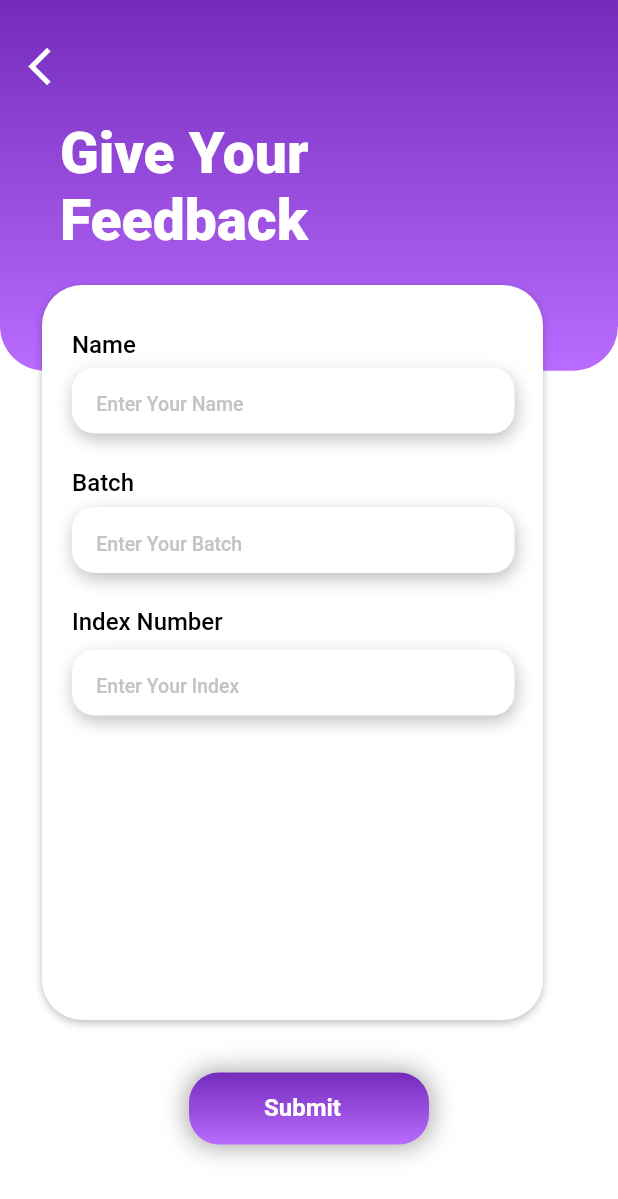
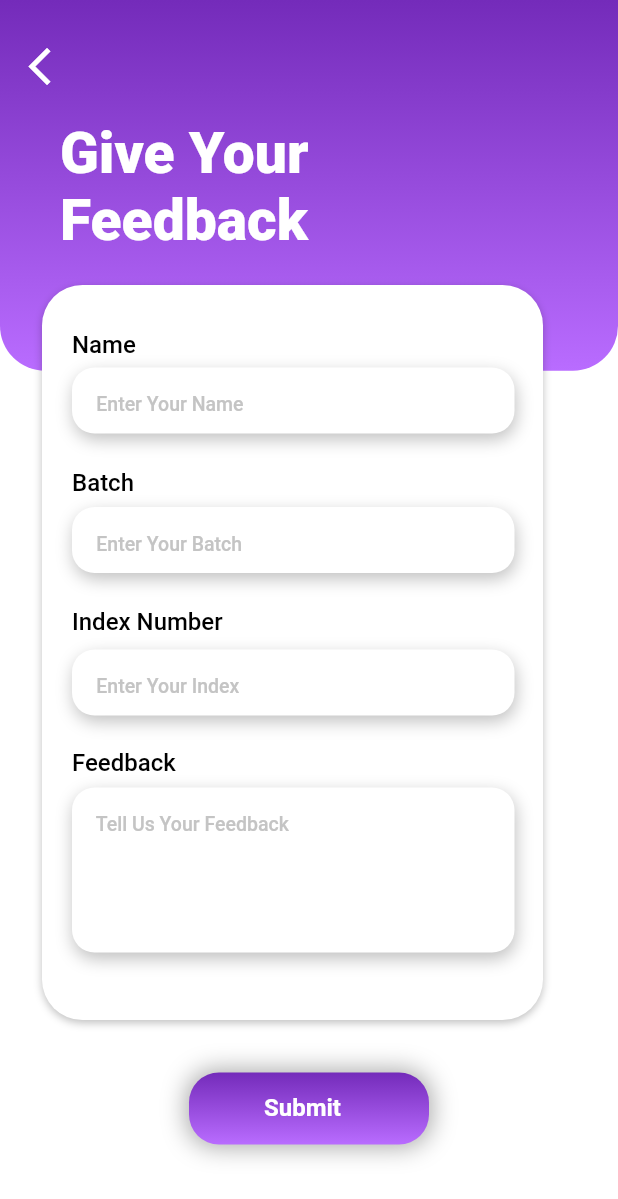
Before and after one commit to Isurusandaruwan697/NMEDIX, a Flutter app: the FeedbackScreen screen opened directly, on a phone screen of 412 x 824 dp. Shown: the top 1199 px of the screen. Run offline on Flutter 3.47's test engine with Material 2 defaults, Android fonts, the light colour scheme and no system bars; Roboto replaces fonts that are missing (Montserrat).

Commit message:
modify feedback

```diff
--- a/lib/pages/feedback_page.dart
+++ b/lib/pages/feedback_page.dart
@@ -277,6 +277,65 @@
                         ),
                       ),
                     ),
+                    Positioned(
+                      left: 20,
+                      top: 309,
+                      child: Text(
+                        'Feedback',
+                        style: TextStyle(
+                          color: Colors.black,
+                          fontSize: 16,
+                          fontFamily: 'Montserrat',
+                          fontWeight: FontWeight.w500,
+                        ),
+                      ),
+                    ),
+                    Positioned(
+                      left: 20,
+                      top: 335,
+                      child: Container(
+                        width: 306,
+                        height: 110,
+                        child: Stack(
+                          children: [
+                            Positioned(
+                              left: 0,
+                              top: 0,
+                              child: Container(
+                                width: 295,
+                                height: 110,
+                                decoration: ShapeDecoration(
+                                  color: Colors.white,
+                                  shape: RoundedRectangleBorder(
+                                    borderRadius: BorderRadius.circular(15),
+                                  ),
+                                  shadows: [
+                                    BoxShadow(
+                                      color: Color(0x3F000000),
+                                      blurRadius: 9,
+                                      offset: Offset(1, 4),
+                                      spreadRadius: 0,
+                                    ),
+                                  ],
+                                ),
+                                child: TextField(
+                                  decoration: InputDecoration(
+                                    hintText: '     Tell Us Your Feedback',
+                                    hintStyle: TextStyle(
+                                      color: Color(0xFFC4C4C4),
+                                      fontSize: 13,
+                                      fontFamily: 'Montserrat',
+                                      fontWeight: FontWeight.w500,
+                                    ),
+                                    border: InputBorder.none,
+                                  ),
+                                ),
+                              ),
+                            ),
+                          ],
+                        ),
+                      ),
+                    ),
                   ],
                 ),
               ),
```
